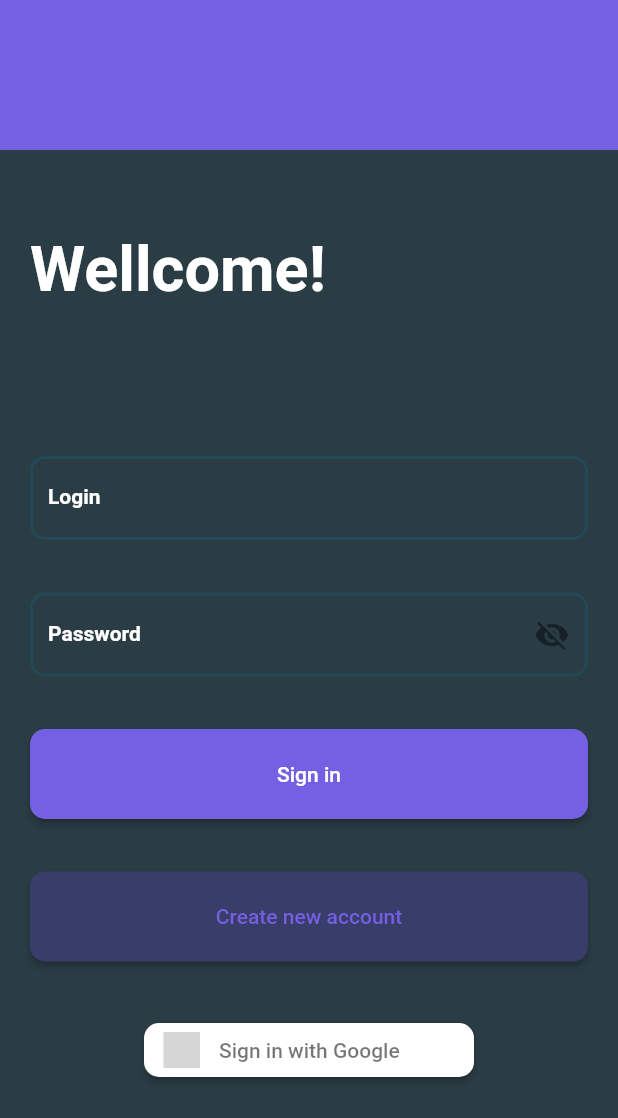
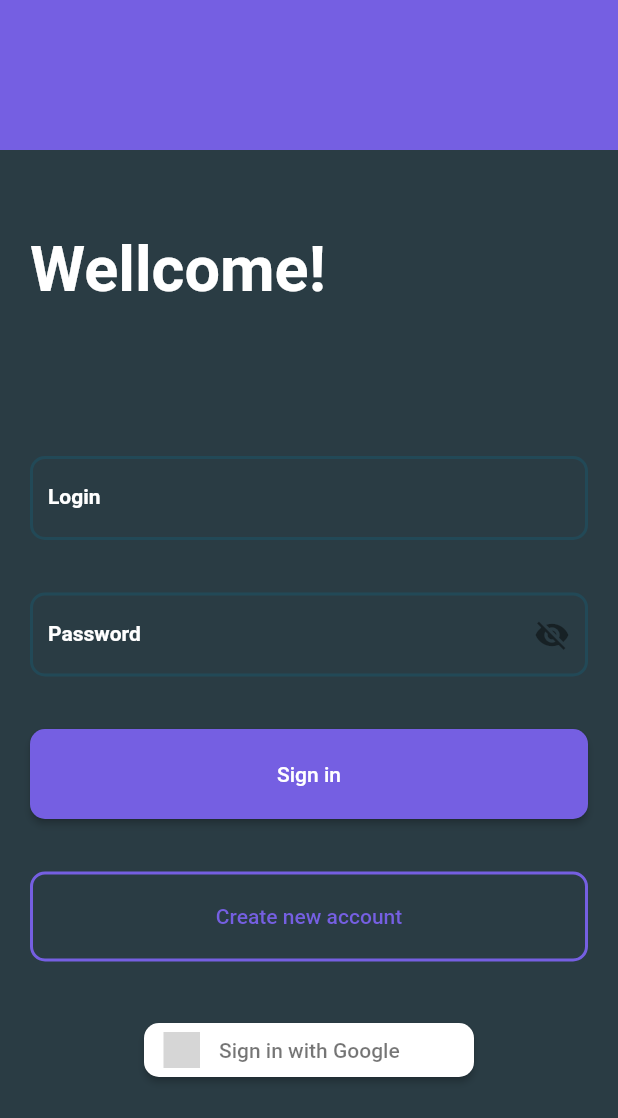
Before and after one commit to caiovini64/old-taskee, a Flutter app: the screen it shows after launch, on a phone screen of 412 x 824 dp. Shown: the top 1118 px of the screen. Run offline on Flutter 3.47's test engine with Material 2 defaults, Android fonts, the phone set to English and light mode, and no system bars; our stand-ins replace bloc, dartz, equatable, flutter_bloc, flutter_dotenv, flutter_signin_button and 2 more; grey boxes are pictures that could not be loaded.

Commit message:
refactor: update create new account button

```diff
--- a/lib/ui/pages/login/login_page.dart
+++ b/lib/ui/pages/login/login_page.dart
@@ -125,11 +125,14 @@ class _LoginPageState extends State<LoginPage> {
                             ElevatedButton(
                               child: Text('Create new account'),
                               style: ElevatedButton.styleFrom(
+                                side: BorderSide(width: 2, color: primaryColor),
                                 minimumSize: Size(400, 60),
-                                primary: primaryColorDark,
+                                primary: Colors.transparent,
+                                elevation: 0,
                                 onPrimary: primaryColor,
                                 shape: RoundedRectangleBorder(
-                                    borderRadius: BorderRadius.circular(10)),
+                                  borderRadius: BorderRadius.circular(10),
+                                ),
                               ),
                               onPressed: () => Get.toNamed('/register'),
                             ),
```
